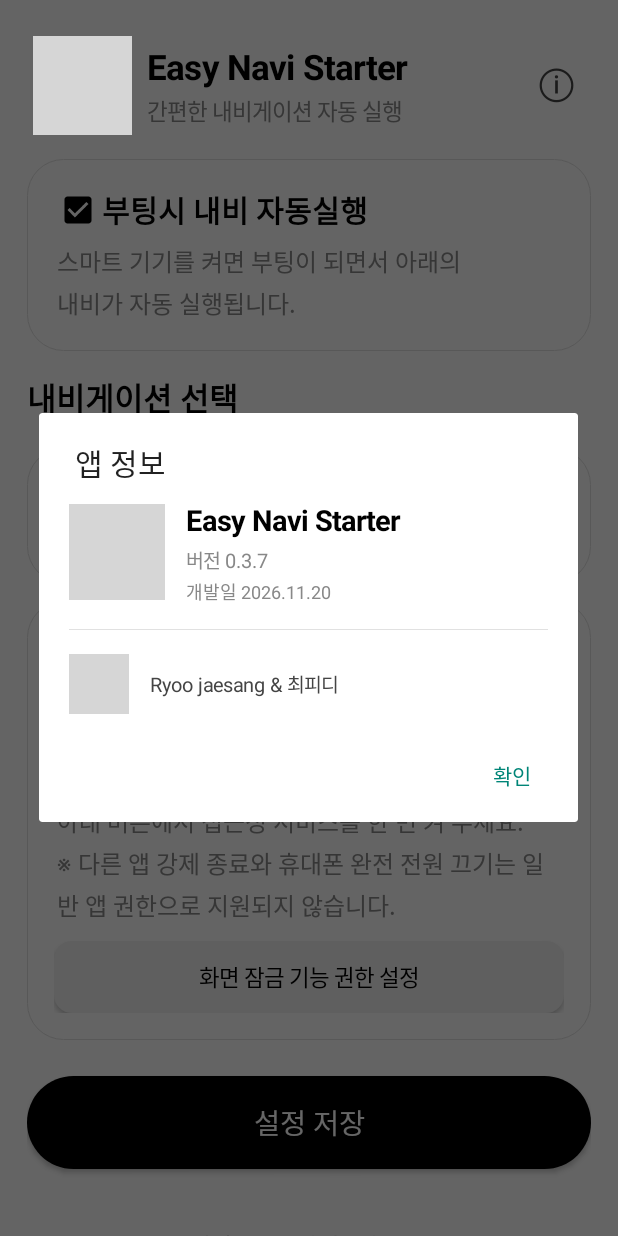
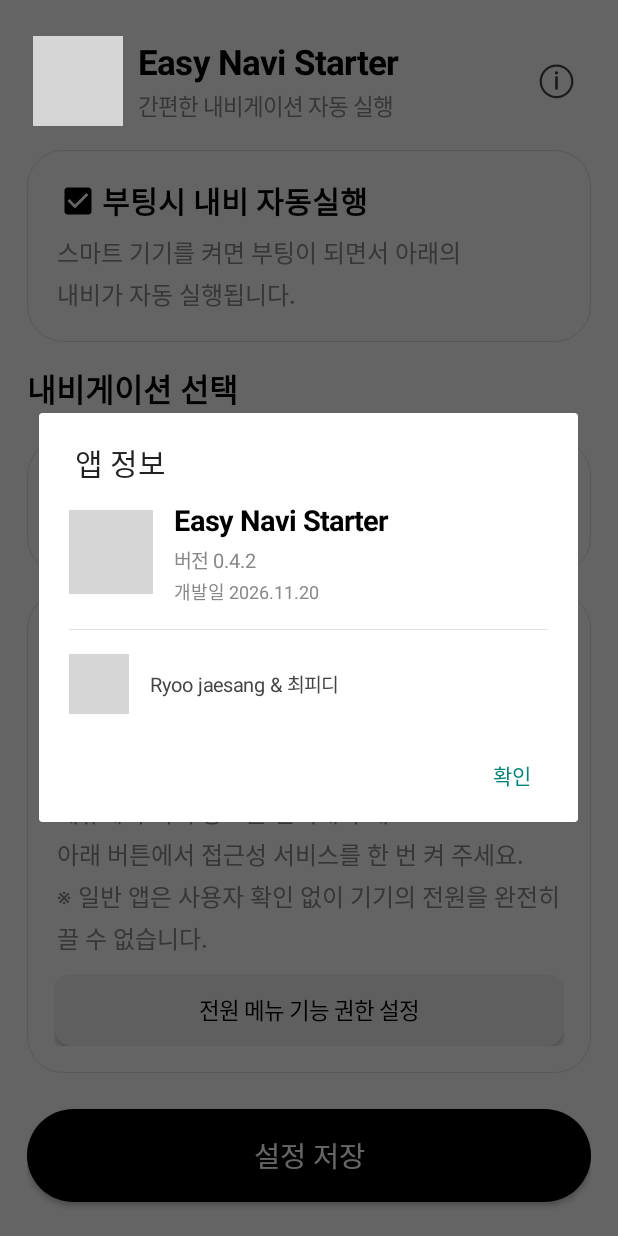
Before and after one commit to ryoobach/Easy_Navi_Starter, an Android app: the screen it shows after launch (MainActivity), after a tap on an icon or button, on a phone screen of 412 x 824 dp. Run offline under Robolectric (Android 15) with nearby library versions, the phone set to English and light mode, and no system bars; 1 other tap on this screen came first; grey boxes are pictures that could not be loaded.

Commit message:
Refine app info sizing and power-off guidance

```diff
--- a/app/src/main/java/com/ryoobach/easynavistarter/MainActivity.kt
+++ b/app/src/main/java/com/ryoobach/easynavistarter/MainActivity.kt
@@ -76,7 +76,7 @@ class MainActivity : Activity() {
             setImageResource(com.ryoobach.easynavistarter.R.drawable.easy_navi_launcher)
             scaleType = ImageView.ScaleType.FIT_CENTER
         }
-        header.addView(logo, LinearLayout.LayoutParams(dp(66), dp(66)))
+        header.addView(logo, LinearLayout.LayoutParams(dp(60), dp(60)))
         val heading = LinearLayout(this).apply {
             orientation = LinearLayout.VERTICAL
             setPadding(dp(10), 0, 0, 0)
@@ -126,16 +126,16 @@ class MainActivity : Activity() {
 
         val shutdownCard = card()
         autoShutdown = CheckBox(this).apply {
-            text = "충전 케이블 분리 시 내비 종료 및 화면 잠금"
+            text = "충전 케이블 분리 시 내비 종료 및 전원 메뉴 표시"
             textSize = 19f
             setTextColor(Color.BLACK)
             buttonTintList = android.content.res.ColorStateList.valueOf(Color.BLACK)
             isChecked = prefs.getBoolean(KEY_SHUTDOWN, false)
         }
         shutdownCard.addView(autoShutdown)
-        shutdownCard.addView(description("충전 케이블을 분리하면 내비게이션 화면에서 홈 화면으로 이동한 뒤 화면을 잠급니다.\n아래 버튼에서 접근성 서비스를 한 번 켜 주세요.\n※ 다른 앱 강제 종료와 휴대폰 완전 전원 끄기는 일반 앱 권한으로 지원되지 않습니다."))
+        shutdownCard.addView(description("충전 케이블을 분리하면 내비게이션에서 홈 화면으로 이동한 뒤 시스템 전원 메뉴를 표시합니다. 전원 메뉴에서 기기 종료를 선택해 주세요.\n아래 버튼에서 접근성 서비스를 한 번 켜 주세요.\n※ 일반 앱은 사용자 확인 없이 기기의 전원을 완전히 끌 수 없습니다."))
         val accessibilityButton = Button(this).apply {
-            text = "화면 잠금 기능 권한 설정"
+            text = "전원 메뉴 기능 권한 설정"
             textSize = 15f
             isAllCaps = false
             setTextColor(Color.BLACK)
@@ -373,8 +373,8 @@ class MainActivity : Activity() {
 
     private fun showAppInfo() {
         val version = try {
-            packageManager.getPackageInfo(packageName, 0).versionName ?: "0.3.7"
-        } catch (_: Exception) { "0.3.7" }
+            packageManager.getPackageInfo(packageName, 0).versionName ?: "0.4.2"
+        } catch (_: Exception) { "0.4.2" }
         val infoLayout = LinearLayout(this).apply {
             orientation = LinearLayout.VERTICAL
             setPadding(dp(20), dp(10), dp(20), dp(10))
@@ -390,7 +390,7 @@ class MainActivity : Activity() {
             scaleType = ImageView.ScaleType.FIT_CENTER
             contentDescription = "Easy Navi Starter 앱 아이콘"
         }
-        appInfoRow.addView(appLogo, LinearLayout.LayoutParams(dp(64), dp(64)))
+        appInfoRow.addView(appLogo, LinearLayout.LayoutParams(dp(56), dp(56)))
         val appText = LinearLayout(this).apply {
             orientation = LinearLayout.VERTICAL
             gravity = Gravity.CENTER_VERTICAL
```
